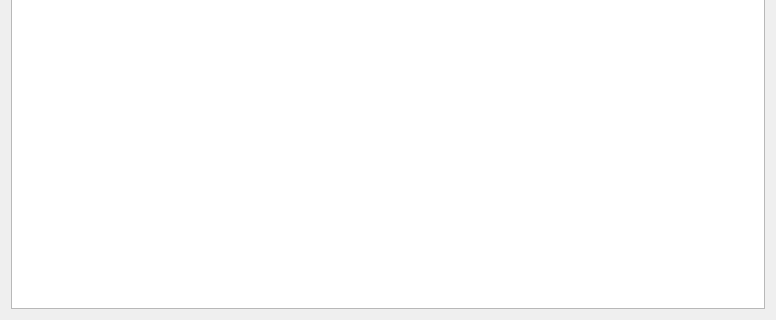
Old version of the form iblrig/gui/ui_tab_data.ui in the repository int-brain-lab/iblrig; both pictures show x 0 to 776 and y 358 to 678 of the 776 by 678 pixel window.
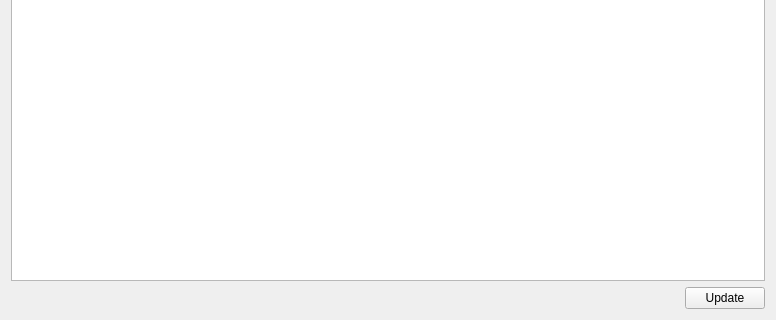
New version of the form.

Commit message: work on data tab

The edit to the form file:
```diff
--- a/iblrig/gui/ui_tab_data.ui
+++ b/iblrig/gui/ui_tab_data.ui
@@ -34,14 +34,49 @@
      <attribute name="horizontalHeaderCascadingSectionResizes">
       <bool>true</bool>
      </attribute>
-     <attribute name="horizontalHeaderStretchLastSection">
-      <bool>true</bool>
-     </attribute>
      <attribute name="verticalHeaderVisible">
       <bool>false</bool>
      </attribute>
     </widget>
    </item>
+   <item>
+    <widget class="QWidget" name="horizontalWidget" native="true">
+     <layout class="QHBoxLayout" name="horizontalLayout">
+      <property name="leftMargin">
+       <number>0</number>
+      </property>
+      <property name="topMargin">
+       <number>0</number>
+      </property>
+      <property name="rightMargin">
+       <number>0</number>
+      </property>
+      <property name="bottomMargin">
+       <number>0</number>
+      </property>
+      <item>
+       <spacer name="horizontalSpacer">
+        <property name="orientation">
+         <enum>Qt::Horizontal</enum>
+        </property>
+        <property name="sizeHint" stdset="0">
+         <size>
+          <width>40</width>
+          <height>20</height>
+         </size>
+        </property>
+       </spacer>
+      </item>
+      <item>
+       <widget class="QPushButton" name="pushButtonUpdate">
+        <property name="text">
+         <string>Update</string>
+        </property>
+       </widget>
+      </item>
+     </layout>
+    </widget>
+   </item>
   </layout>
  </widget>
  <resources/>
```
The commit also changes 4 other files.
